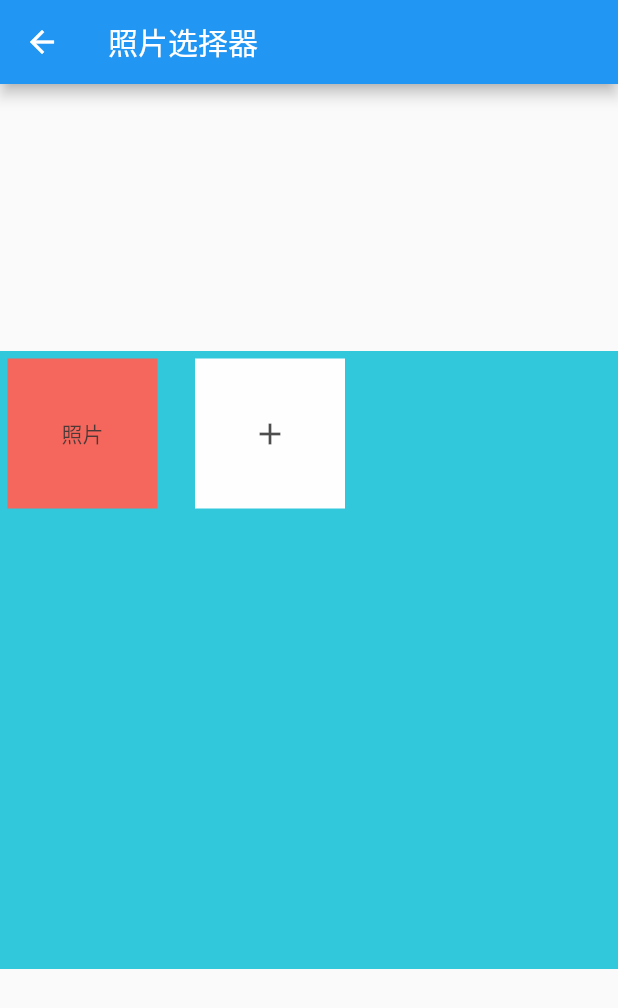
After one commit to aTreey/Flutter, a Flutter app: the SelectPhotoWidget screen opened directly, after a tap on the "add" icon, on a phone screen of 412 x 824 dp. The commit adds this screen. Shown: the top 1008 px of the screen. Run offline on Flutter 3.47's test engine with Material 2 defaults, Android fonts, the phone set to English and light mode, and no system bars.

Commit message:
增加九宫格选择

```diff
--- /dev/null
+++ b/lib/flutter_study/select_photo.dart
@@ -0,0 +1,96 @@
+import 'package:flutter/material.dart';
+
+/*
+ * 相册选择控件
+ * 1. 使用warp 布局
+ * 2. 使用手势
+ */
+class SelectPhotoWidget extends StatefulWidget {
+  @override
+  _SelectPhotoWidgetState createState() => _SelectPhotoWidgetState();
+}
+
+class _SelectPhotoWidgetState extends State<SelectPhotoWidget> {
+
+  List<Widget> list;
+
+  @override
+  void initState() {
+
+    super.initState();
+    list = List<Widget>();
+    list..add(buildAddButton());
+  }
+
+  @override
+  Widget build(BuildContext context) {
+    // 获取屏幕宽高
+    final width = MediaQuery.of(context).size.width;
+    final height = MediaQuery.of(context).size.height;
+    return Scaffold(
+      appBar: AppBar(
+        title: Text('照片选择器'),
+      ),
+
+      body: Center(
+        child: Opacity(
+          opacity: 0.8,
+          child: Container(
+            width: width,
+            height: width,
+            color: Colors.cyan,
+
+            child: Wrap(
+              children: list,
+              spacing: 15,
+              // alignment: WrapAlignment.spaceBetween,
+              // alignment: WrapAlignment.center
+              alignment: WrapAlignment.start,
+              runAlignment: WrapAlignment.start,
+              runSpacing: 15.0,
+            ),
+          ),
+        ),
+      ),
+    );
+  }
+
+  // 自定义➕号按钮
+
+  Widget buildAddButton(){
+    // 返回手势
+    return GestureDetector(
+      onTap: (){
+        if (list.length<9) {
+          setState(() {
+            list.insert(list.length - 1, buildPhoto());
+          });
+        }
+      },
+
+      child: Padding(
+        padding: const EdgeInsets.all(5.0),
+        child: Container(
+          width: 100.0,
+          height: 100.0,
+          color: Colors.white,
+          child: Icon(Icons.add),
+        ),
+      ),
+    );
+  }
+
+  Widget buildPhoto(){
+    return Padding(
+      padding: const EdgeInsets.all(5),
+      child: Container(
+        width: 100,
+        height: 100,
+        color: Colors.red,
+        child: Center(
+          child: Text('照片'),
+        ),
+      ),
+    );
+  }
+}
--- a/lib/pages/mine_screen.dart
+++ b/lib/pages/mine_screen.dart
@@ -1,4 +1,5 @@
 
+import 'package:app_flutter/flutter_study/select_photo.dart';
 import 'package:flutter/material.dart';
 
 class MineScreen extends StatelessWidget {
@@ -7,6 +8,16 @@ class MineScreen extends StatelessWidget {
     return Scaffold(
       appBar: AppBar(
         title: Text('我'),
+        actions: <Widget>[
+          IconButton(
+            icon: Icon(Icons.add),
+            onPressed: (){
+              Navigator.of(context).push(MaterialPageRoute(builder: (BuildContext context){
+                return SelectPhotoWidget();
+              }));
+            },
+          )
+        ],
       ),
       body: Container(
         alignment: Alignment.center,
```
Also changed, not shown: 7 other files.
